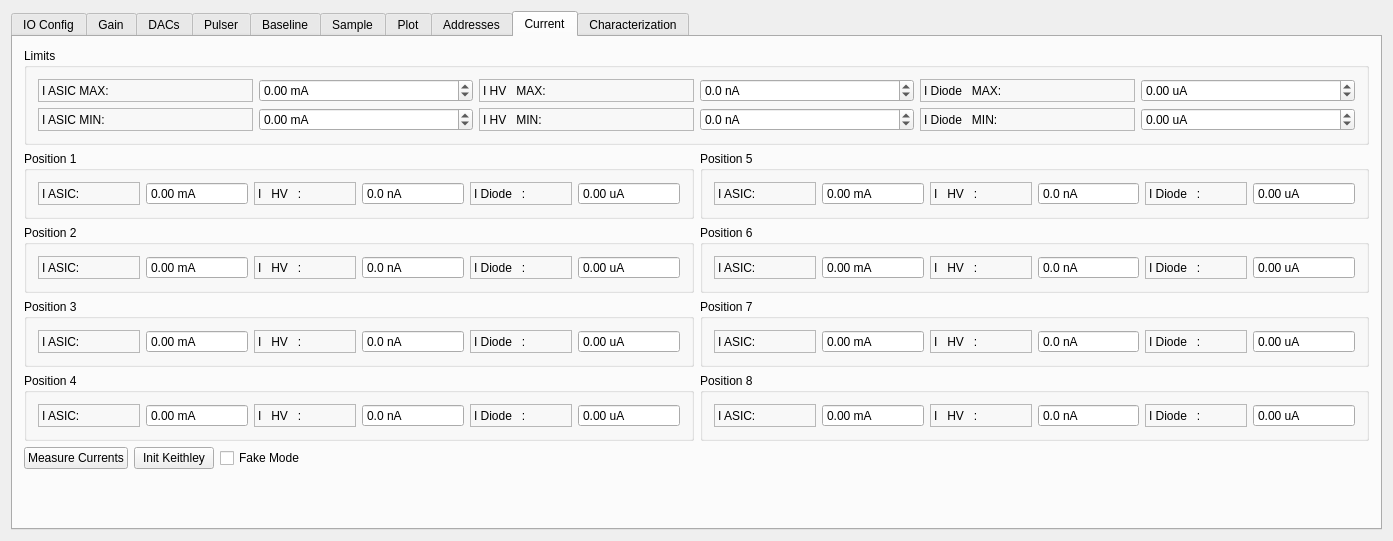
The window that mbspex/gui/qt/apfel/ApfelWidget.ui (gsi-ee/drivers) describes before a commit, drawn with Qt 5.
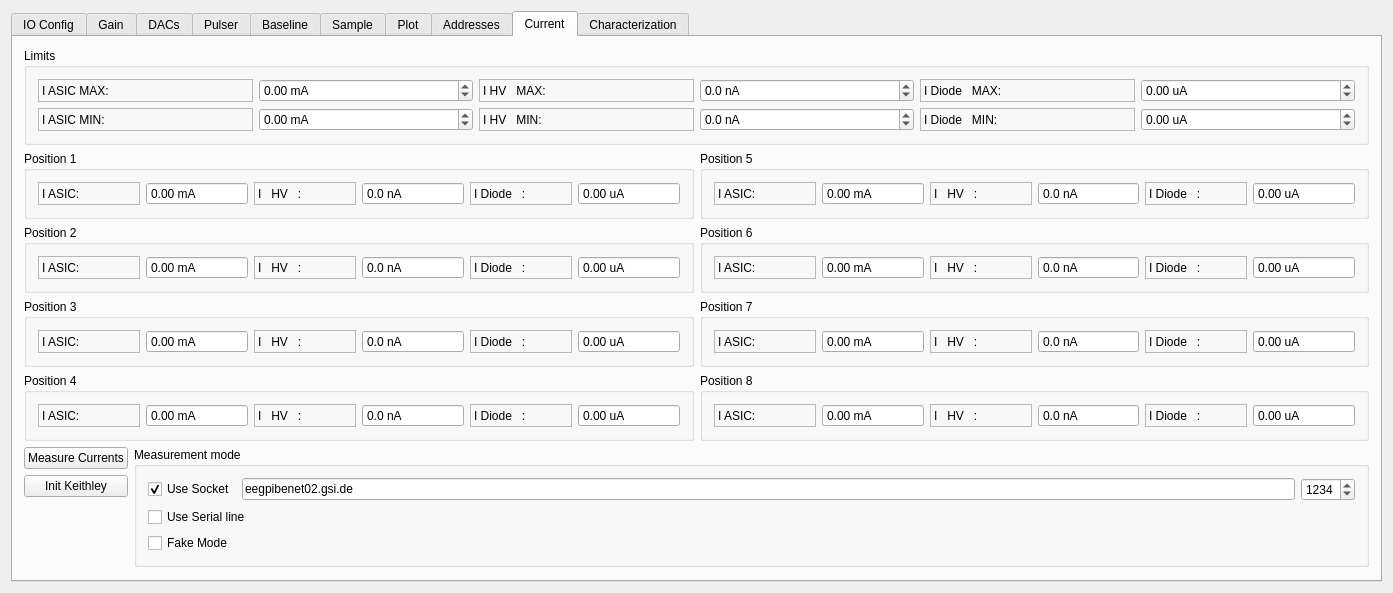
The same window after the commit. The open tabs and pages were chosen to show the change. Custom widgets are drawn as their Qt base class.

Commit message: mbspex apfel gui: several modes of current measurements

```diff
--- a/mbspex/gui/qt/apfel/ApfelWidget.ui
+++ b/mbspex/gui/qt/apfel/ApfelWidget.ui
@@ -14,7 +14,7 @@
    <string>APFEL Widget</string>
   </property>
   <layout class="QGridLayout" name="gridLayout_77">
-   <item row="0" column="0">
+   <item row="1" column="0">
     <widget class="QTabWidget" name="ApfelTabWidget">
      <property name="toolTip">
       <string>Push this button to start measurement from keithly</string>
@@ -8033,7 +8033,7 @@
       <attribute name="title">
        <string>Current</string>
       </attribute>
-      <layout class="QFormLayout" name="formLayout">
+      <layout class="QFormLayout" name="formLayout_4">
        <item row="0" column="0" colspan="2">
         <widget class="QGroupBox" name="CurrentAlarmGroupBox">
          <property name="title">
@@ -9479,7 +9479,7 @@
         </layout>
        </item>
        <item row="2" column="0">
-        <layout class="QHBoxLayout" name="horizontalLayout_148">
+        <layout class="QVBoxLayout" name="verticalLayout_16">
          <item>
           <widget class="QPushButton" name="MeasureCurrentsPushButton">
            <property name="toolTip">
@@ -9500,30 +9500,85 @@
            </property>
           </widget>
          </item>
-         <item>
-          <widget class="QCheckBox" name="CurrentTestCheckBox">
-           <property name="toolTip">
-            <string>Check to use fake currents without multimeter IO to test scan output</string>
-           </property>
-           <property name="text">
-            <string>Fake Mode</string>
-           </property>
-          </widget>
-         </item>
         </layout>
        </item>
        <item row="2" column="1">
-        <spacer name="horizontalSpacer_12">
-         <property name="orientation">
-          <enum>Qt::Horizontal</enum>
+        <widget class="QGroupBox" name="CurrentModeBox">
+         <property name="title">
+          <string>Measurement mode</string>
          </property>
-         <property name="sizeHint" stdset="0">
-          <size>
-           <width>1133</width>
-           <height>23</height>
-          </size>
-         </property>
-        </spacer>
+         <layout class="QFormLayout" name="formLayout">
+          <item row="1" column="0">
+           <widget class="QCheckBox" name="CurrentSerialCheckBox">
+            <property name="toolTip">
+             <string>Check to use fake currents without multimeter IO to test scan output</string>
+            </property>
+            <property name="text">
+             <string>Use Serial line</string>
+            </property>
+            <property name="autoExclusive">
+             <bool>true</bool>
+            </property>
+           </widget>
+          </item>
+          <item row="2" column="0">
+           <widget class="QCheckBox" name="CurrentTestCheckBox">
+            <property name="toolTip">
+             <string>Check to use fake currents without multimeter IO to test scan output</string>
+            </property>
+            <property name="text">
+             <string>Fake Mode</string>
+            </property>
+            <property name="autoExclusive">
+             <bool>true</bool>
+            </property>
+           </widget>
+          </item>
+          <item row="0" column="0" colspan="2">
+           <layout class="QHBoxLayout" name="horizontalLayout_150">
+            <item>
+             <widget class="QCheckBox" name="CurrentSocketCheckBox">
+              <property name="toolTip">
+               <string>Check to use fake currents without multimeter IO to test scan output</string>
+              </property>
+              <property name="text">
+               <string>Use Socket</string>
+              </property>
+              <property name="checked">
+               <bool>true</bool>
+              </property>
+              <property name="autoExclusive">
+               <bool>true</bool>
+              </property>
+             </widget>
+            </item>
+            <item>
+             <widget class="QLineEdit" name="CurrentNodeName">
+              <property name="toolTip">
+               <string>Specify node name of gpbi socket device</string>
+              </property>
+              <property name="text">
+               <string>eegpibenet02.gsi.de</string>
+              </property>
+             </widget>
+            </item>
+            <item>
+             <widget class="QSpinBox" name="CurrentPortSpinBox">
+              <property name="toolTip">
+               <string>Port number of GPIB socket</string>
+              </property>
+              <property name="maximum">
+               <number>9998</number>
+              </property>
+              <property name="value">
+               <number>1234</number>
+              </property>
+             </widget>
+            </item>
+           </layout>
+          </item>
+         </layout>
+        </widget>
        </item>
       </layout>
      </widget>
```
Left out of the diff: 240 changed lines with no effect on the pictures. The commit also changes 3 other files.
